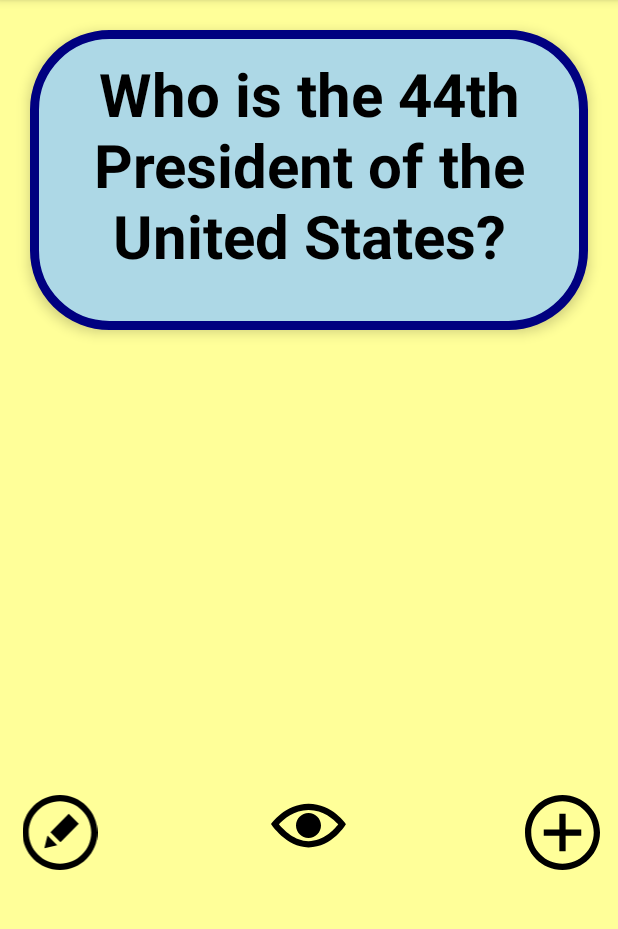
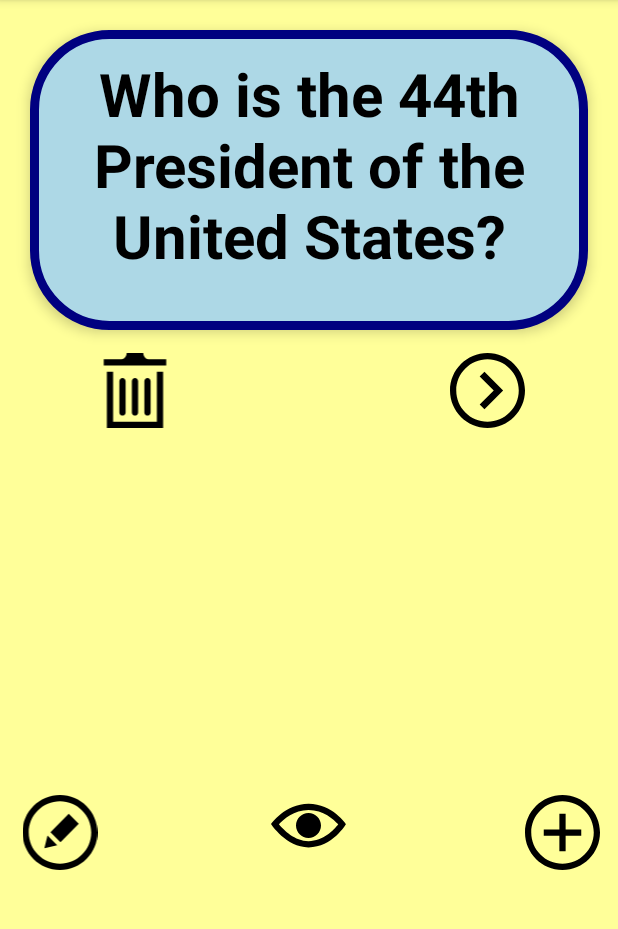
Before and after one commit to kchekuri26/EduCards-0.5, an Android app: the screen it shows after launch (MainActivity), on a phone screen of 412 x 824 dp, the part 84-1013 px from its top. Run offline under Robolectric (Android 15) with nearby library versions, the phone set to English and light mode, and no system bars; our stand-ins replace Room's generated code.

Commit message:
Basic requirements done

```diff
--- a/app/build.gradle
+++ b/app/build.gradle
@@ -27,6 +27,8 @@ dependencies {
     androidTestImplementation 'androidx.test.ext:junit:1.1.0'
     androidTestImplementation 'androidx.test.espresso:espresso-core:3.1.1'
     implementation 'com.android.support:design:27.1.1'
-    implementation "android.arch.persistence.room:runtime:1.1.1"
-    annotationProcessor "android.arch.persistence.room:compiler:1.1.1"
+    implementation 'androidx.room:room-runtime:2.0.0'
+    annotationProcessor 'androidx.room:room-compiler:2.0.0'
+    debugImplementation 'com.amitshekhar.android:debug-db:1.0.4'
+    debugImplementation 'com.amitshekhar.android:debug-db:1.0.4'
 }
--- a/app/src/main/java/com/example/educards/AppDatabase.java
+++ b/app/src/main/java/com/example/educards/AppDatabase.java
@@ -1,7 +1,7 @@
 package com.example.educards;
 
-import android.arch.persistence.room.Database;
-import android.arch.persistence.room.RoomDatabase;
+import androidx.room.Database;
+import androidx.room.RoomDatabase;
 
 @Database(entities = {Flashcard.class}, version = 1)
 public abstract class AppDatabase extends RoomDatabase {
--- a/app/src/main/java/com/example/educards/FlashcardDatabase.java
+++ b/app/src/main/java/com/example/educards/FlashcardDatabase.java
@@ -1,6 +1,6 @@
 package com.example.educards;
 
-import android.arch.persistence.room.Room;
+import androidx.room.Room;
 import android.content.Context;
 
 import java.util.List;
--- a/app/src/main/java/com/example/educards/MainActivity.java
+++ b/app/src/main/java/com/example/educards/MainActivity.java
@@ -9,7 +9,13 @@ import android.widget.TextView;
 
 import com.google.android.material.snackbar.Snackbar;
 
+import java.util.List;
+
 public class MainActivity extends AppCompatActivity {
+
+    FlashcardDatabase flashcardDatabase;
+    List<Flashcard> allFlashcards;
+    int currentCardDisplayedIndex = 0;
 
     @Override
     protected void onActivityResult(int requestCode, int resultCode, Intent data) {
@@ -19,6 +25,9 @@ public class MainActivity extends AppCompatActivity {
                 String answer = data.getExtras().getString("string2");
                 String wrongOption1 = data.getExtras().getString("string3");
                 String wrongOption2 = data.getExtras().getString("string4");
+
+                flashcardDatabase.insertCard(new Flashcard(question, answer, wrongOption1, wrongOption2));
+                allFlashcards = flashcardDatabase.getAllCards();
 
                 ((TextView) findViewById(R.id.flashcard_question)).setText(question);
                 ((TextView) findViewById(R.id.flashcard_answer)).setText(answer);
@@ -36,8 +45,20 @@ public class MainActivity extends AppCompatActivity {
 
     @Override
     protected void onCreate(Bundle savedInstanceState) {
+
         super.onCreate(savedInstanceState);
         setContentView(R.layout.activity_main);
+
+        flashcardDatabase = new FlashcardDatabase(getApplicationContext());
+        allFlashcards = flashcardDatabase.getAllCards();
+
+        if (allFlashcards != null && allFlashcards.size() > 0) {
+            ((TextView) findViewById(R.id.flashcard_question)).setText(allFlashcards.get(0).getQuestion());
+            ((TextView) findViewById(R.id.flashcard_answer)).setText(allFlashcards.get(0).getAnswer());
+            ((TextView) findViewById(R.id.option_one)).setText(allFlashcards.get(0).getWrongAnswer1());
+            ((TextView) findViewById(R.id.option_two)).setText(allFlashcards.get(0).getWrongAnswer2());
+            ((TextView) findViewById(R.id.option_three)).setText(allFlashcards.get(0).getAnswer());
+        }
 
         //Shows the answer on the back of the card when clicked on the question.
         findViewById(R.id.flashcard_question).setOnClickListener(new View.OnClickListener() {
@@ -136,6 +157,26 @@ public class MainActivity extends AppCompatActivity {
             }
         });
 
+        findViewById(R.id.next).setOnClickListener(new View.OnClickListener() {
+            @Override
+            public void onClick(View v) {
+                // advance our pointer index so we can show the next card
+                currentCardDisplayedIndex++;
+
+                // make sure we don't get an IndexOutOfBoundsError if we are viewing the last indexed card in our list
+                if (currentCardDisplayedIndex > allFlashcards.size() - 1) {
+                    currentCardDisplayedIndex = 0;
+                }
+
+                findViewById(R.id.flashcard_question).setVisibility(View.VISIBLE);
+                findViewById(R.id.flashcard_answer).setVisibility(View.INVISIBLE);
+
+                // set the question and answer TextViews with data from the database
+                ((TextView) findViewById(R.id.flashcard_question)).setText(allFlashcards.get(currentCardDisplayedIndex).getQuestion());
+                ((TextView) findViewById(R.id.flashcard_answer)).setText(allFlashcards.get(currentCardDisplayedIndex).getAnswer());
+            }
+        });
+
 
 
 
--- /dev/null
+++ b/app/src/main/res/drawable/ic_iconmonstr_arrow_28.xml
@@ -0,0 +1,9 @@
+<vector xmlns:android="http://schemas.android.com/apk/res/android"
+    android:width="24dp"
+    android:height="24dp"
+    android:viewportWidth="24"
+    android:viewportHeight="24">
+  <path
+      android:fillColor="#FF000000"
+      android:pathData="M12,2c5.514,0 10,4.486 10,10s-4.486,10 -10,10 -10,-4.486 -10,-10 4.486,-10 10,-10zM12,0c-6.627,0 -12,5.373 -12,12s5.373,12 12,12 12,-5.373 12,-12 -5.373,-12 -12,-12zM14,12l-4.5,4.5 1.527,1.5 5.973,-6 -5.973,-6 -1.527,1.5 4.5,4.5z"/>
+</vector>
--- /dev/null
+++ b/app/src/main/res/drawable/ic_iconmonstr_trash_can_2.xml
@@ -0,0 +1,9 @@
+<vector xmlns:android="http://schemas.android.com/apk/res/android"
+    android:width="24dp"
+    android:height="24dp"
+    android:viewportWidth="24"
+    android:viewportHeight="24">
+  <path
+      android:fillColor="#FF000000"
+      android:pathData="M9,19c0,0.552 -0.448,1 -1,1s-1,-0.448 -1,-1v-10c0,-0.552 0.448,-1 1,-1s1,0.448 1,1v10zM13,19c0,0.552 -0.448,1 -1,1s-1,-0.448 -1,-1v-10c0,-0.552 0.448,-1 1,-1s1,0.448 1,1v10zM17,19c0,0.552 -0.448,1 -1,1s-1,-0.448 -1,-1v-10c0,-0.552 0.448,-1 1,-1s1,0.448 1,1v10zM22,2v2h-20v-2h5.711c0.9,0 1.631,-1.099 1.631,-2h5.315c0,0.901 0.73,2 1.631,2h5.712zM19,6v16h-14v-16h-2v18h18v-18h-2z"/>
+</vector>
--- a/app/src/main/res/layout/activity_main.xml
+++ b/app/src/main/res/layout/activity_main.xml
@@ -116,4 +116,21 @@
         android:layout_marginTop="530dp"
         android:translationX="15dp"
         app:srcCompat="@drawable/ic_iconmonstr_edit_11" />
+
+    <ImageView
+        android:id="@+id/next"
+        android:layout_width="50dp"
+        android:layout_height="50dp"
+        android:layout_centerHorizontal="false"
+        android:layout_marginTop="235dp"
+        android:translationX="300dp"
+        app:srcCompat="@drawable/ic_iconmonstr_arrow_28" />
+
+    <ImageView
+        android:id="@+id/imageView2"
+        android:layout_width="50dp"
+        android:layout_height="50dp"
+        android:layout_marginTop="235dp"
+        android:translationX="65dp"
+        app:srcCompat="@drawable/ic_iconmonstr_trash_can_2" />
 </RelativeLayout>
```
Also changed, not shown: app/src/main/java/com/example/educards/Flashcard.java (+6 -6 lines), app/src/main/java/com/example/educards/FlashcardDao.java (+6 -6 lines).
